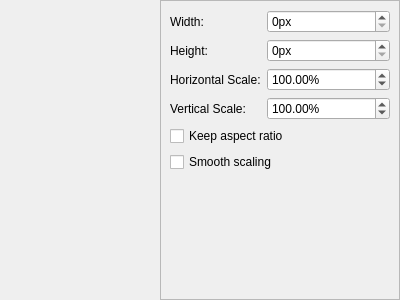
Qt form gui/image/resize/image_resize_gui.ui (LotusAndCompany/devtools) before a commit.
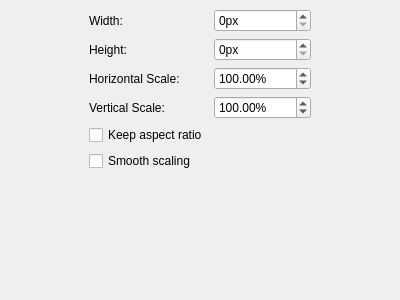
The same form after that commit. Custom widgets are drawn as their Qt base class.

Diff of the .ui file:
```diff
--- a/gui/image/resize/image_resize_gui.ui
+++ b/gui/image/resize/image_resize_gui.ui
@@ -29,22 +29,6 @@
    <property name="bottomMargin">
     <number>0</number>
    </property>
-   <item>
-    <widget class="BasicImageView" name="imageView" native="true">
-     <property name="sizePolicy">
-      <sizepolicy hsizetype="Expanding" vsizetype="Preferred">
-       <horstretch>0</horstretch>
-       <verstretch>0</verstretch>
-      </sizepolicy>
-     </property>
-     <property name="minimumSize">
-      <size>
-       <width>64</width>
-       <height>128</height>
-      </size>
-     </property>
-    </widget>
-   </item>
    <item>
     <widget class="QFrame" name="uiArea">
      <property name="sizePolicy">
@@ -60,7 +44,7 @@
       </size>
      </property>
      <property name="frameShape">
-      <enum>QFrame::StyledPanel</enum>
+      <enum>QFrame::NoFrame</enum>
      </property>
      <property name="frameShadow">
       <enum>QFrame::Raised</enum>
@@ -181,57 +165,27 @@
           </property>
          </widget>
         </item>
+        <item row="5" column="0">
+         <widget class="QCheckBox" name="smoothScaling">
+          <property name="text">
+           <string>Smooth scaling</string>
+          </property>
+         </widget>
+        </item>
+        <item row="4" column="0">
+         <widget class="QCheckBox" name="keepAspectRatio">
+          <property name="text">
+           <string>Keep aspect ratio</string>
+          </property>
+         </widget>
+        </item>
        </layout>
       </item>
-      <item>
-       <widget class="QCheckBox" name="keepAspectRatio">
-        <property name="text">
-         <string>Keep aspect ratio</string>
-        </property>
-       </widget>
-      </item>
-      <item>
-       <widget class="QCheckBox" name="smoothScaling">
-        <property name="text">
-         <string>Smooth scaling</string>
-        </property>
-       </widget>
-      </item>
-      <item>
-       <spacer name="verticalSpacer">
-        <property name="orientation">
-         <enum>Qt::Vertical</enum>
-        </property>
-        <property name="sizeHint" stdset="0">
-         <size>
-          <width>20</width>
-          <height>40</height>
-         </size>
-        </property>
-       </spacer>
-      </item>
-      <item>
-       <widget class="BasicImageViewControl" name="basicImageViewControl" native="true"/>
-      </item>
      </layout>
     </widget>
    </item>
   </layout>
  </widget>
- <customwidgets>
-  <customwidget>
-   <class>BasicImageViewControl</class>
-   <extends>QWidget</extends>
-   <header>gui/image/basic/control.h</header>
-   <container>1</container>
-  </customwidget>
-  <customwidget>
-   <class>BasicImageView</class>
-   <extends>QWidget</extends>
-   <header>gui/image/basic/image_view.h</header>
-   <container>1</container>
-  </customwidget>
- </customwidgets>
  <resources/>
  <connections/>
 </ui>
```
Left out of the diff: 38 changed lines with no effect on the pictures.
